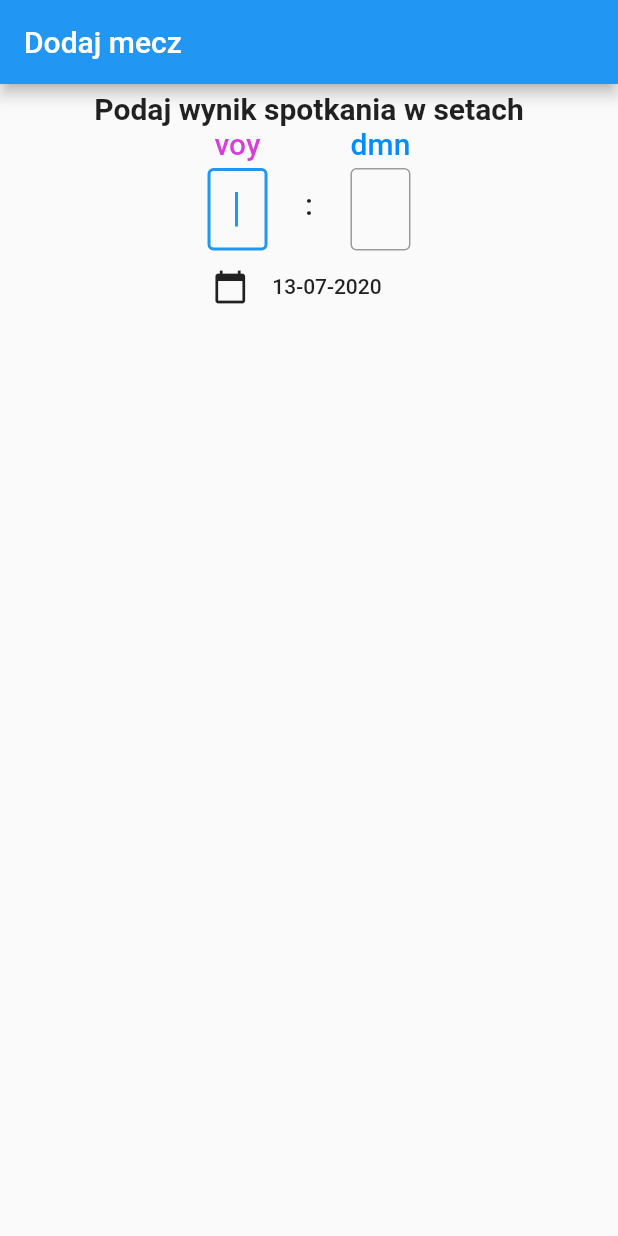
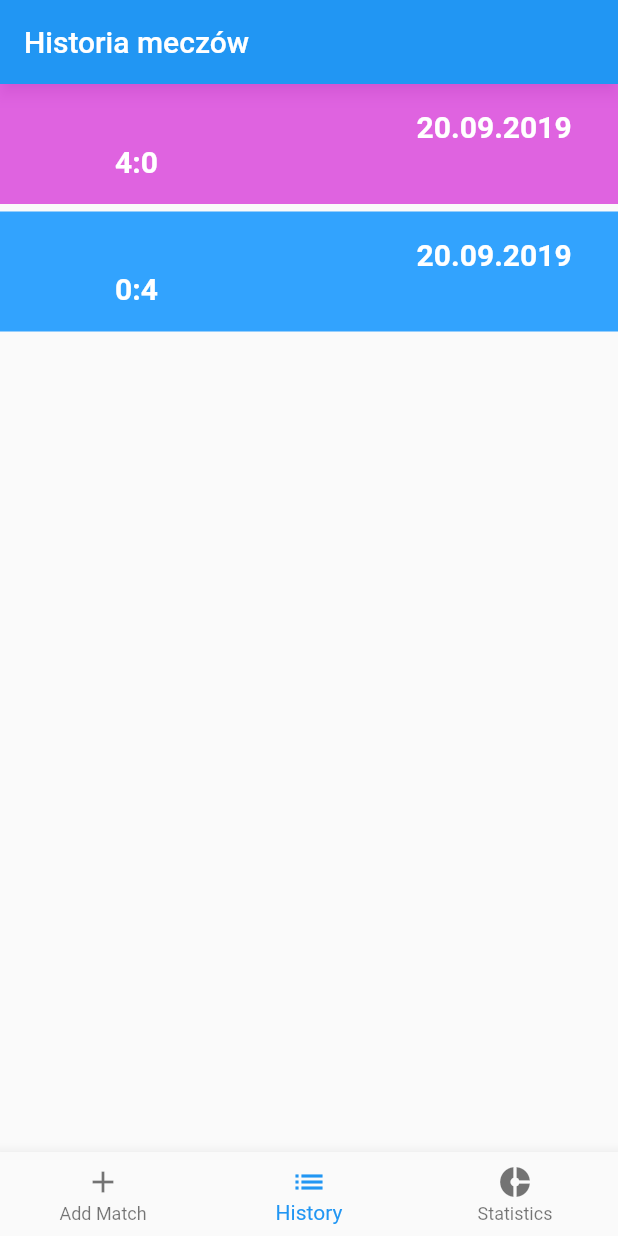
Before and after one commit to voyyy/TableTennisStatistics, a Flutter app: the screen it shows after launch, on a phone screen of 412 x 824 dp. Run offline on Flutter 3.47's test engine with Material 2 defaults, Android fonts, the phone set to English and light mode, and no system bars; our stand-ins replace flutter_datetime_picker.

Commit message:
Added navigation

```diff
--- /dev/null
+++ b/lib/components/MatchItem.dart
@@ -0,0 +1,42 @@
+import 'package:flutter/material.dart';
+import 'package:table_tennis_statistics/style/Styles.dart';
+
+class MatchItem extends StatelessWidget {
+  MatchItem(
+      {@required this.date,
+      @required this.matchResult,
+      @required this.color,
+      @required this.onTap});
+
+  final String date;
+  final matchResult;
+  final color;
+  final onTap;
+
+  @override
+  Widget build(BuildContext context) {
+    return GestureDetector(
+      onTap: this.onTap,
+      child: Container(
+        alignment: AlignmentDirectional(0.0, 0.0),
+        height: 80,
+        color: this.color,
+        margin: EdgeInsets.fromLTRB(0, 0, 0, 5),
+        child: Column(
+          mainAxisAlignment: MainAxisAlignment.center,
+          crossAxisAlignment: CrossAxisAlignment.center,
+          children: <Widget>[
+            Align(
+              alignment: Alignment(0.8, 0.2),
+              child: Text('$date', style: Styles.matchItem),
+            ),
+            Align(
+              alignment: Alignment(-0.6, 0.8),
+              child: Text('$matchResult', style: Styles.matchItem),
+            ),
+          ],
+        ),
+      ),
+    );
+  }
+}
--- a/lib/components/MatchResult.dart
+++ b/lib/components/MatchResult.dart
@@ -1,90 +1,49 @@
 import 'package:flutter/material.dart';
-import 'package:flutter/services.dart';
 import 'package:table_tennis_statistics/style/Styles.dart';
 
 class MatchResult extends StatelessWidget {
-  MatchResult(
-      {@required this.voyFocusNode,
-      @required this.voyOnChange,
-      @required this.dmnFocusNode,
-      @required this.dmnOnChange});
+  MatchResult({@required this.voySets, @required this.dmnSets});
 
-  final voyFocusNode;
-  final dmnFocusNode;
-  final Function voyOnChange;
-  final Function dmnOnChange;
+  final int voySets;
+  final int dmnSets;
 
   @override
   Widget build(BuildContext context) {
-    return Row(mainAxisAlignment: MainAxisAlignment.center, children: [
-      Container(
-        margin: EdgeInsets.fromLTRB(25, 0, 25, 0),
-        child: Column(children: [
+    return Row(
+      mainAxisAlignment: MainAxisAlignment.center,
+      children: <Widget>[
+        Column(
+          children: <Widget>[
             Text(
               'voy',
               style: Styles.voy,
             ),
-          Container(
-            padding: EdgeInsets.fromLTRB(0, 5, 0, 0),
-            width: 40,
-            height: 60,
-            child: TextField(
-              style: Styles.numbers,
-              autofocus: true,
-              focusNode: this.voyFocusNode,
-              textAlign: TextAlign.center,
-              maxLength: 1,
-              keyboardType: TextInputType.number,
-              decoration: InputDecoration(
-                counterText: '',
-                border: OutlineInputBorder(),
-                isDense: true,
-              ),
-              onChanged: this.voyOnChange,
-              // inputFormatters: <TextInputFormatter>[
-              //   WhitelistingTextInputFormatter.digitsOnly
-              // ],
-              inputFormatters: [
-                WhitelistingTextInputFormatter(RegExp('[0-4]'))
+            Text(
+              '$voySets',
+              style: Styles.biggerNumbers,
+            )
           ],
         ),
-          )
-        ]),
-      ),
         Container(
-        margin: EdgeInsets.fromLTRB(0, 20, 0, 0),
+          margin: EdgeInsets.fromLTRB(5, 10, 5, 0),
           child: Text(
             ':',
-          style: Styles.colon,
+            style: Styles.biggerNumbers,
           ),
         ),
-      Container(
-        margin: EdgeInsets.fromLTRB(25, 0, 25, 0),
-        child: Column(children: [
-          Text('dmn', style: Styles.dmn),
-          Container(
-            padding: EdgeInsets.fromLTRB(0, 5, 0, 0),
-            width: 40,
-            height: 60,
-            child: TextField(
-              style: Styles.numbers,
-              focusNode: this.dmnFocusNode,
-              maxLength: 1,
-              textAlign: TextAlign.center,
-              keyboardType: TextInputType.number,
-              decoration: InputDecoration(
-                counterText: '',
-                border: OutlineInputBorder(),
-                isDense: true,
+        Column(
+          children: <Widget>[
+            Text(
+              'dmn',
+              style: Styles.dmn,
             ),
-              onChanged: this.dmnOnChange,
-              inputFormatters: [
-                WhitelistingTextInputFormatter(RegExp('[0-4]'))
+            Text(
+              '$dmnSets',
+              style: Styles.biggerNumbers,
+            )
           ],
-            ),
         )
-        ]),
-      ),
-    ]);
+      ],
+    );
   }
 }
--- a/lib/main.dart
+++ b/lib/main.dart
@@ -1,6 +1,5 @@
 import 'package:flutter/material.dart';
-import 'package:table_tennis_statistics/screens/AddMatch.dart';
-//import 'screens/AddMatch.dart';
+import 'package:table_tennis_statistics/navigation/BottomNavigation.dart';
 
 void main() {
   runApp(MyApp());
@@ -11,6 +10,6 @@ class MyApp extends StatelessWidget {
 
   @override
   Widget build(BuildContext context) {
-    return MaterialApp(title: _title, home: AddMatch());
+    return MaterialApp(title: _title, home: BottomNavigation());
   }
 }
--- /dev/null
+++ b/lib/navigation/BottomNavigation.dart
@@ -0,0 +1,50 @@
+import 'package:flutter/material.dart';
+import 'package:table_tennis_statistics/navigation/MatchHistoryStack.dart';
+import 'package:table_tennis_statistics/screens/AddMatch.dart';
+import 'package:table_tennis_statistics/screens/MatchStatistics.dart';
+
+class BottomNavigation extends StatefulWidget {
+  BottomNavigation({Key key}) : super(key: key);
+
+  @override
+  _BottomNavigationState createState() => _BottomNavigationState();
+}
+
+class _BottomNavigationState extends State<BottomNavigation> {
+  int _currentIndex = 1;
+  final List<Widget> _children = [
+    AddMatch(),
+    MatchHistoryStack(),
+    MatchStatistics()
+  ];
+
+  void onTabTapped(int index) {
+    setState(() {
+      _currentIndex = index;
+    });
+  }
+
+  Widget build(BuildContext context) {
+    return Scaffold(
+      body: _children[_currentIndex],
+      bottomNavigationBar: BottomNavigationBar(
+        onTap: onTabTapped,
+        currentIndex: _currentIndex,
+        items: [
+          BottomNavigationBarItem(
+            icon: new Icon(Icons.add),
+            title: new Text('Add Match'),
+          ),
+          BottomNavigationBarItem(
+            icon: new Icon(Icons.list),
+            title: new Text('History'),
+          ),
+          BottomNavigationBarItem(
+            icon: Icon(Icons.donut_small),
+            title: Text('Statistics'),
+          )
+        ],
+      ),
+    );
+  }
+}
--- /dev/null
+++ b/lib/navigation/MatchHistoryStack.dart
@@ -0,0 +1,30 @@
+import 'package:flutter/material.dart';
+import 'package:table_tennis_statistics/screens/MatchHistory.dart';
+import 'package:table_tennis_statistics/screens/MatchDetails.dart';
+
+class MatchHistoryStack extends StatefulWidget {
+  @override
+  _MatchHistoryStackState createState() => _MatchHistoryStackState();
+}
+
+class _MatchHistoryStackState extends State<MatchHistoryStack> {
+  @override
+  Widget build(BuildContext context) {
+    return Navigator(
+      onGenerateRoute: (RouteSettings settings) {
+        return MaterialPageRoute(
+          settings: settings,
+          // ignore: missing_return
+          builder: (BuildContext context) {
+            switch (settings.name) {
+              case '/':
+                return MatchHistory();
+              case '/matchDetails':
+                return MatchDetails();
+            }
+          },
+        );
+      },
+    );
+  }
+}
--- a/lib/screens/AddMatch.dart
+++ b/lib/screens/AddMatch.dart
@@ -1,8 +1,7 @@
 import 'package:flutter/material.dart';
-import 'package:intl/date_symbol_data_file.dart';
 import 'package:intl/intl.dart';
-import 'package:table_tennis_statistics/components/MatchResult.dart';
-import 'package:table_tennis_statistics/components/SetResult.dart';
+import 'package:table_tennis_statistics/components/InputMatchResult.dart';
+import 'package:table_tennis_statistics/components/InputSetResult.dart';
 import 'package:table_tennis_statistics/style/Styles.dart';
 import 'package:flutter_datetime_picker/flutter_datetime_picker.dart';
 
@@ -162,13 +161,13 @@ class _AddMatchState extends State<AddMatch> {
           ),
           resizeToAvoidBottomInset: true,
           body: SingleChildScrollView(
-            child: Column(children: [
+            child: Column(children: <Widget>[
               Container(
                 margin: EdgeInsets.fromLTRB(0, 5, 0, 0),
                 child: Text('Podaj wynik spotkania w setach',
                     style: Styles.header),
               ),
-              MatchResult(
+              InputMatchResult(
                 voyFocusNode: _focusNodes[0],
                 dmnFocusNode: _focusNodes[1],
                 voyOnChange: (text) {
@@ -202,11 +201,7 @@ class _AddMatchState extends State<AddMatch> {
               ),
               Row(
                 mainAxisAlignment: MainAxisAlignment.center,
-                children: [
-                  Icon(
-                    Icons.calendar_today,
-                    size: 24.0,
-                  ),
+                children: <Widget>[
                   FlatButton(
                       onPressed: () {
                         DatePicker.showDatePicker(
@@ -223,13 +218,24 @@ class _AddMatchState extends State<AddMatch> {
                           },
                         );
                       },
-                      child: Text(_formattedDate)),
+                      child: Row(
+                        children: <Widget>[
+                          Padding(
+                            padding: const EdgeInsets.all(8.0),
+                            child: Icon(
+                              Icons.calendar_today,
+                              size: 24.0,
+                            ),
+                          ),
+                          Text(_formattedDate),
+                        ],
+                      )),
                 ],
               ),
               if (_errors[7])
                 Text('Wprowadzono błędny wynik meczu', style: Styles.warnings),
               if (!_errors[7] && _voySet != null && _dmnSet != null)
-                Column(children: [
+                Column(children: <Widget>[
                   Divider(
                     color: Colors.black,
                     thickness: 2,
@@ -245,14 +251,14 @@ class _AddMatchState extends State<AddMatch> {
                   Text(_formattedDate),
                   Row(
                     mainAxisAlignment: MainAxisAlignment.center,
-                    children: [
+                    children: <Widget>[
                       Flexible(
-                        child: Column(children: [
+                        child: Column(children: <Widget>[
                           SizedBox(height: 5),
                           ListView(
                             shrinkWrap: true,
                             children: [
-                              SetResult(
+                              InputSetResult(
                                 set: 1,
                                 voyFocusNode: _focusNodes[2],
                                 dmnFocusNode: _focusNodes[3],
@@ -280,7 +286,7 @@ class _AddMatchState extends State<AddMatch> {
                                   child: Text('Wprowadzono błędny wynik',
                                       style: Styles.warnings),
                                 ),
-                              SetResult(
+                              InputSetResult(
                                 set: 2,
                                 voyFocusNode: _focusNodes[4],
                                 dmnFocusNode: _focusNodes[5],
@@ -308,7 +314,7 @@ class _AddMatchState extends State<AddMatch> {
                                   child: Text('Wprowadzono błędny wynik',
                                       style: Styles.warnings),
                                 ),
-                              SetResult(
+                              InputSetResult(
                                 set: 3,
                                 voyFocusNode: _focusNodes[6],
                                 dmnFocusNode: _focusNodes[7],
@@ -336,7 +342,7 @@ class _AddMatchState extends State<AddMatch> {
                                   child: Text('Wprowadzono błędny wynik',
                                       style: Styles.warnings),
                                 ),
-                              SetResult(
+                              InputSetResult(
                                 set: 4,
                                 voyFocusNode: _focusNodes[8],
                                 dmnFocusNode: _focusNodes[9],
@@ -368,7 +374,7 @@ class _AddMatchState extends State<AddMatch> {
                                       style: Styles.warnings),
                                 ),
                               if (_voySet + _dmnSet > 4)
-                                SetResult(
+                                InputSetResult(
                                   set: 5,
                                   voyFocusNode: _focusNodes[10],
                                   dmnFocusNode: _focusNodes[11],
@@ -400,7 +406,7 @@ class _AddMatchState extends State<AddMatch> {
                                       style: Styles.warnings),
                                 ),
                               if (_voySet + _dmnSet > 5)
-                                SetResult(
+                                InputSetResult(
                                   set: 6,
                                   voyFocusNode: _focusNodes[12],
                                   dmnFocusNode: _focusNodes[13],
@@ -432,7 +438,7 @@ class _AddMatchState extends State<AddMatch> {
                                       style: Styles.warnings),
                                 ),
                               if (_voySet + _dmnSet > 6)
-                                SetResult(
+                                InputSetResult(
                                   set: 7,
                                   voyFocusNode: _focusNodes[14],
                                   dmnFocusNode: _focusNodes[15],
@@ -473,7 +479,7 @@ class _AddMatchState extends State<AddMatch> {
                             shape: CircleBorder(),
                             onPressed: () => this.resetPoints(),
                             child: Column(
-                              children: [
+                              children: <Widget>[
                                 Text("Dodaj"),
                                 Text("Mecz"),
                               ],
@@ -484,7 +490,7 @@ class _AddMatchState extends State<AddMatch> {
                         Padding(
                           padding: EdgeInsets.fromLTRB(0, 0, 30, 0),
                           child: Column(
-                            children: [
+                            children: <Widget>[
                               Text("Wynik meczu", style: Styles.biggerWarning),
                               Text("nie zgadza się",
                                   style: Styles.biggerWarning),
--- /dev/null
+++ b/lib/screens/MatchHistory.dart
@@ -0,0 +1,85 @@
+import 'package:flutter/material.dart';
+import 'dart:convert';
+import 'package:table_tennis_statistics/components/MatchItem.dart';
+import 'package:table_tennis_statistics/style/Styles.dart';
+
+class MatchHistory extends StatefulWidget {
+  MatchHistory({Key key}) : super(key: key);
+
+  @override
+  _MatchHistoryState createState() => _MatchHistoryState();
+}
+
+class _MatchHistoryState extends State<MatchHistory> {
+  static var _data = [
+    {
+      "id": "111",
+      "date": "20.09.2019",
+      "result": {"voy": 4, "dmn": 0},
+      "setsResult": [
+        {
+          "set1": {"voy": 11, "dmn": 0},
+        },
+        {
+          "set2": {"voy": 11, "dmn": 0},
+        },
+        {
+          "set3": {"voy": 11, "dmn": 0},
+        },
+        {
+          "set4": {"voy": 11, "dmn": 0},
+        }
+      ]
+    },
+    {
+      "id": "11",
+      "date": "20.09.2019",
+      "result": {"voy": 0, "dmn": 4},
+      "setsResult": [
+        {
+          "set1": {"voy": 11, "dmn": 0},
+        },
+        {
+          "set2": {"voy": 11, "dmn": 0},
+        },
+        {
+          "set3": {"voy": 11, "dmn": 0},
+        },
+        {
+          "set4": {"voy": 11, "dmn": 0},
+        }
+      ]
+    }
+  ];
+
+  static var _encodedJson = json.encode(_data);
+  var _decodedJson = json.decode(_encodedJson);
+
+  Widget build(BuildContext context) {
+    return Column(
+      children: <Widget>[
+        AppBar(
+          title: const Text('Historia meczów'),
+        ),
+        ListView.builder(
+          shrinkWrap: true,
+          itemCount: _data.length,
+          itemBuilder: (context, int index) {
+            return MatchItem(
+              color: _decodedJson[index]["result"]["voy"] >
+                      _decodedJson[index]["result"]["dmn"]
+                  ? Styles.voyColor
+                  : Styles.dmnColor,
+              date: _decodedJson[index]["date"],
+              matchResult: _decodedJson[index]["result"]["voy"].toString() +
+                  ':' +
+                  _decodedJson[index]["result"]["dmn"].toString(),
+              onTap: () => Navigator.pushNamed(context, '/matchDetails',
+                  arguments: {'data': _decodedJson[index]}),
+            );
+          },
+        ),
+      ],
+    );
+  }
+}
--- a/lib/style/Styles.dart
+++ b/lib/style/Styles.dart
@@ -1,8 +1,8 @@
 import 'package:flutter/material.dart';
 
 abstract class Styles {
-  static const _voyColor = Color.fromRGBO(216, 61, 218, 1);
-  static const _dmnColor = Color.fromRGBO(0, 141, 255, 1);
+  static const voyColor = Color.fromRGBO(216, 61, 218, 0.8);
+  static const dmnColor = Color.fromRGBO(0, 141, 255, 0.8);
   static const primaryColor = Color.fromRGBO(52, 141, 38, 1);
   static const _warningColor = Colors.red;
 
@@ -13,16 +13,20 @@ abstract class Styles {
   static const TextStyle voy = TextStyle(
     fontSize: 20,
     fontWeight: FontWeight.w500,
-    color: _voyColor,
+    color: voyColor,
   );
   static const TextStyle dmn = TextStyle(
     fontSize: 20,
     fontWeight: FontWeight.w500,
-    color: _dmnColor,
+    color: dmnColor,
   );
   static const TextStyle colon = TextStyle(
     fontSize: 20,
     fontWeight: FontWeight.w500,
+  );
+  static const TextStyle biggerNumbers = TextStyle(
+    fontSize: 50,
+    fontWeight: FontWeight.w600,
   );
   static const TextStyle numbers = TextStyle(
     fontSize: 20,
@@ -41,4 +45,9 @@ abstract class Styles {
     color: _warningColor,
     fontWeight: FontWeight.w500,
   );
+  static const TextStyle matchItem = TextStyle(
+    fontSize: 20,
+    fontWeight: FontWeight.w600,
+    color: Colors.white,
+  );
 }
```
Also changed, not shown: lib/components/InputMatchResult.dart (added, +87 -0 lines), lib/components/InputSetResult.dart (added, +95 -0 lines), lib/components/SetResult.dart (+9 -85 lines), lib/screens/MatchDetails.dart (added, +48 -0 lines), lib/screens/MatchStatistics.dart (added, +21 -0 lines). Lines whose indentation alone changed are shown as unchanged.
